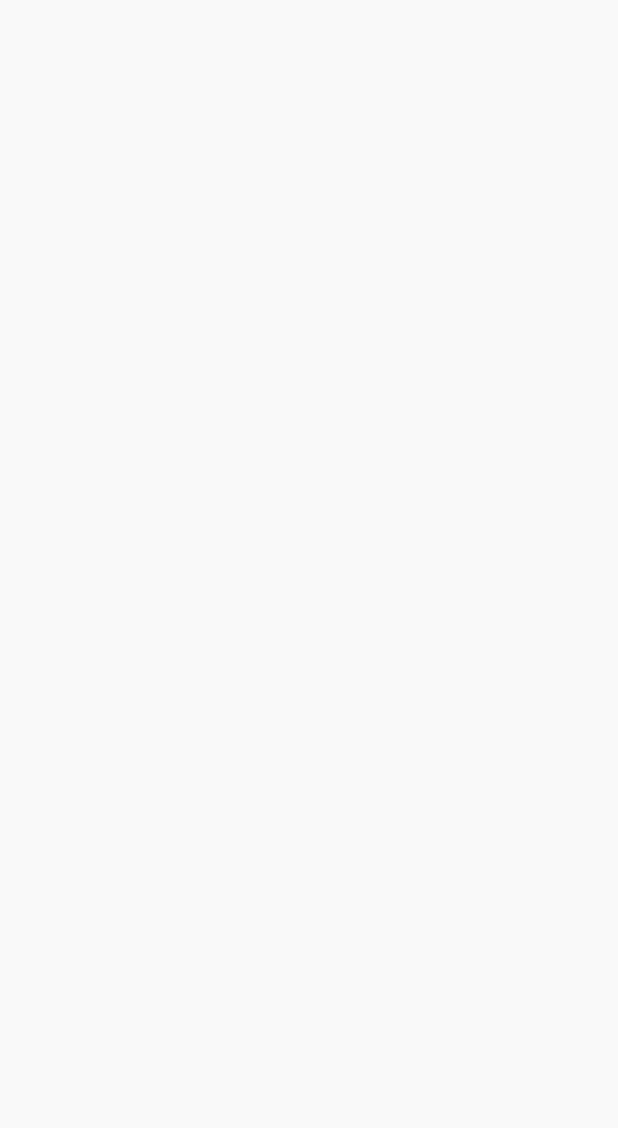
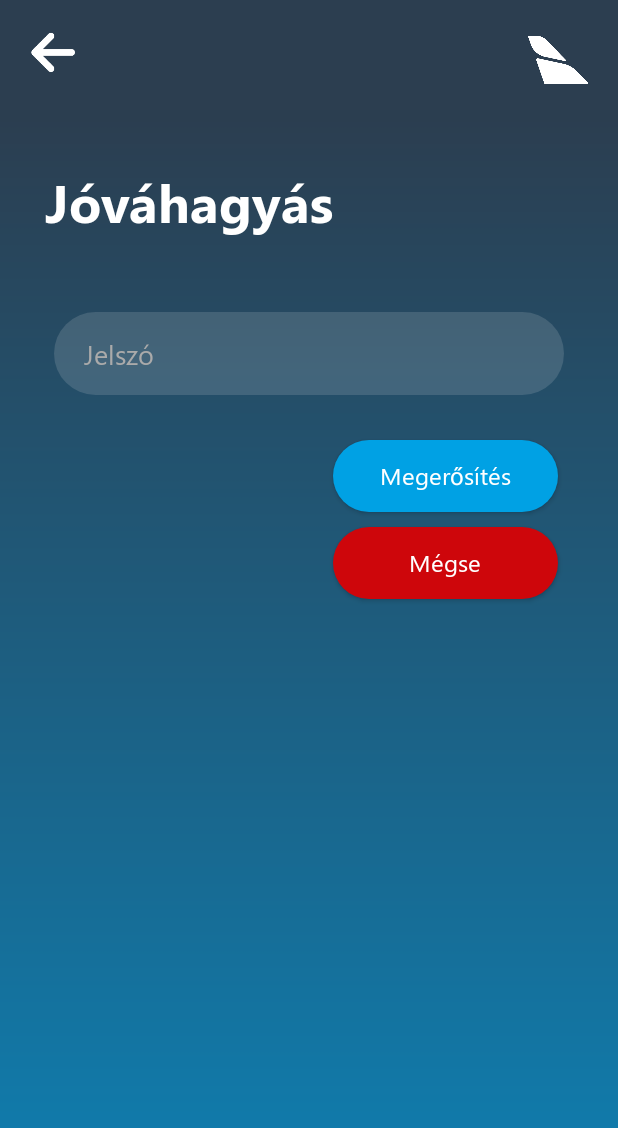
Before and after one commit to leventenyiro/light_airlines, an Android app: the Megerosites screen opened directly, with no data from a screen before it, on a phone screen of 412 x 824 dp. Before the commit the part shown is empty. Shown: the top 1128 px of the screen. Run offline under Robolectric (Android 15) with nearby library versions, the phone set to English and light mode, and no system bars; 2 statements that could not run were skipped.

Commit message:
Megerosites activity elkezdése

```diff
--- a/app/src/main/java/com/leventenyiro/lightairlines/Megerosites.java
+++ b/app/src/main/java/com/leventenyiro/lightairlines/Megerosites.java
@@ -2,13 +2,73 @@ package com.leventenyiro.lightairlines;
 
 import androidx.appcompat.app.AppCompatActivity;
 
+import android.content.Context;
+import android.content.SharedPreferences;
+import android.database.Cursor;
 import android.os.Bundle;
+import android.view.View;
+import android.widget.Button;
+import android.widget.EditText;
 
-public class Megerosites extends AppCompatActivity {
+import com.leventenyiro.lightairlines.segedOsztalyok.Database;
+import com.leventenyiro.lightairlines.segedOsztalyok.PasswordUtils;
+
+public class Megerosites extends AppCompatActivity implements View.OnClickListener {
+
+    private Button btnBack, btnCancel, btnVerify;
+    private Database db;
+    private EditText inputPassword;
 
     @Override
     protected void onCreate(Bundle savedInstanceState) {
         super.onCreate(savedInstanceState);
         setContentView(R.layout.activity_megerosites);
+
+        init();
+
+        btnBack.setOnClickListener(this);
+        btnCancel.setOnClickListener(this);
+        btnVerify.setOnClickListener(this);
+    }
+
+    private void init() {
+        btnBack = findViewById(R.id.btnBack);
+        btnCancel = findViewById(R.id.btnCancel);
+        btnVerify = findViewById(R.id.btnVerify);
+        inputPassword = findViewById(R.id.inputPassword);
+        db = new Database(this);
+    }
+
+    @Override
+    public void onClick(View v) {
+        switch (v.getId()) {
+            case R.id.btnBack: onBackPressed(); break;
+            case R.id.btnCancel: onBackPressed(); break;
+            case btnVerify:
+                if (jelszoEllenorzes()) {
+
+                }
+        }
+    }
+
+    public boolean jelszoEllenorzes() {
+        Cursor eredmeny = db.selectPasswordById(getSharedPreferences("variables", Context.MODE_PRIVATE).getString("userId", ""));
+
+        String password = null;
+        String salt = null;
+
+        if (eredmeny != null && eredmeny.getCount() > 0) {
+            while (eredmeny.moveToNext()) {
+                String[] adatok = eredmeny.getString(0).split(";");
+                password = adatok[0];
+                salt = adatok[1];
+            }
+        }
+        return PasswordUtils.verifyUserPassword(inputPassword.getText().toString(), password, salt);
+    }
+
+    @Override
+    public void onBackPressed() {
+        finish();
     }
 }
--- a/app/src/main/res/layout/activity_login.xml
+++ b/app/src/main/res/layout/activity_login.xml
@@ -7,7 +7,7 @@
     tools:context=".LoginActivity"
     android:background="@drawable/bg_login">
 
-                                                                                                                                                                                                                                                                                                                                                                              <ImageView
+    <ImageView
         android:layout_width="40dp"
         android:layout_height="40dp"
         android:layout_margin="20dp"
@@ -15,13 +15,13 @@
         android:layout_alignParentEnd="true"
         android:layout_marginRight="30dp"
         android:layout_marginEnd="30dp"
-        android:id="@+id/btnHome"
+        android:id="@+id/btnIcon"
         app:srcCompat="@drawable/icon_white" />
 
     <TextView
         android:layout_width="wrap_content"
         android:layout_height="wrap_content"
-        android:layout_below="@id/btnHome"
+        android:layout_below="@id/btnIcon"
         android:layout_marginTop="30dp"
         android:layout_marginLeft="30dp"
         android:layout_marginStart="30dp"
--- a/app/src/main/res/layout/activity_megerosites.xml
+++ b/app/src/main/res/layout/activity_megerosites.xml
@@ -1,9 +1,100 @@
 <?xml version="1.0" encoding="utf-8"?>
-<androidx.constraintlayout.widget.ConstraintLayout xmlns:android="http://schemas.android.com/apk/res/android"
+<RelativeLayout xmlns:android="http://schemas.android.com/apk/res/android"
     xmlns:app="http://schemas.android.com/apk/res-auto"
     xmlns:tools="http://schemas.android.com/tools"
     android:layout_width="match_parent"
     android:layout_height="match_parent"
-    tools:context=".Megerosites">
+    tools:context=".Megerosites"
+    android:background="@drawable/bg_login">
 
-</androidx.constraintlayout.widget.ConstraintLayout>
+    <ImageView
+        android:layout_width="30dp"
+        android:layout_height="30dp"
+        android:layout_marginLeft="20dp"
+        android:layout_marginStart="20dp"
+        android:layout_marginTop="20dp"
+        android:id="@+id/btnBack"
+        app:srcCompat="@drawable/back_white" />
+
+    <ImageView
+        android:layout_width="40dp"
+        android:layout_height="40dp"
+        android:layout_margin="20dp"
+        android:layout_alignParentRight="true"
+        android:layout_alignParentEnd="true"
+        android:layout_marginRight="30dp"
+        android:layout_marginEnd="30dp"
+        android:id="@+id/btnIcon"
+        app:srcCompat="@drawable/icon_white" />
+
+    <TextView
+        android:layout_width="wrap_content"
+        android:layout_height="wrap_content"
+        android:layout_below="@id/btnIcon"
+        android:layout_marginTop="30dp"
+        android:layout_marginLeft="30dp"
+        android:layout_marginStart="30dp"
+        android:id="@+id/textCim"
+        android:text="Jóváhagyás"
+        android:textSize="35sp"
+        android:textColor="@color/white"
+        android:fontFamily="@font/bold" />
+
+    <EditText
+        android:layout_width="340dp"
+        android:layout_height="wrap_content"
+        android:layout_centerHorizontal="true"
+        android:layout_below="@id/textCim"
+        android:layout_marginTop="50dp"
+        android:paddingTop="15dp"
+        android:paddingBottom="15dp"
+        android:paddingStart="20dp"
+        android:paddingLeft="20dp"
+        android:paddingEnd="15dp"
+        android:paddingRight="15dp"
+        android:id="@+id/inputPassword"
+        android:background="@drawable/inputlogin"
+        android:inputType="textPassword"
+        android:hint="Jelszó"
+        android:textColorHint="@color/midGray"
+        android:textColor="@color/white"
+        android:fontFamily="@font/regular"
+        android:maxLines="1"
+        android:lines="1"
+        android:singleLine="true"/>
+
+    <Button
+        android:layout_width="150dp"
+        android:layout_height="wrap_content"
+        android:layout_below="@id/inputPassword"
+        android:layout_alignParentRight="true"
+        android:layout_alignParentEnd="true"
+        android:layout_marginRight="40dp"
+        android:layout_marginEnd="40dp"
+        android:layout_marginTop="30dp"
+        android:id="@+id/btnVerify"
+        android:background="@drawable/button"
+        android:text="Megerősítés"
+        android:textColor="@color/white"
+        android:textSize="16sp"
+        android:fontFamily="@font/regular"
+        android:textAllCaps="false" />
+
+    <Button
+        android:layout_width="150dp"
+        android:layout_height="wrap_content"
+        android:layout_below="@id/btnVerify"
+        android:layout_marginTop="10dp"
+        android:layout_alignParentRight="true"
+        android:layout_alignParentEnd="true"
+        android:layout_marginRight="40dp"
+        android:layout_marginEnd="40dp"
+        android:id="@+id/btnCancel"
+        android:background="@drawable/buttonred"
+        android:text="Mégse"
+        android:textSize="16sp"
+        android:textColor="@color/white"
+        android:textAllCaps="false"
+        android:fontFamily="@font/regular" />
+
+</RelativeLayout>
--- a/app/src/main/res/layout/fragment_beallitasok.xml
+++ b/app/src/main/res/layout/fragment_beallitasok.xml
@@ -120,7 +120,6 @@
         android:fontFamily="@font/regular" />
 
     <Button
-
         android:layout_width="150dp"
         android:layout_height="wrap_content"
         android:layout_below="@id/btnUpdate"
```
